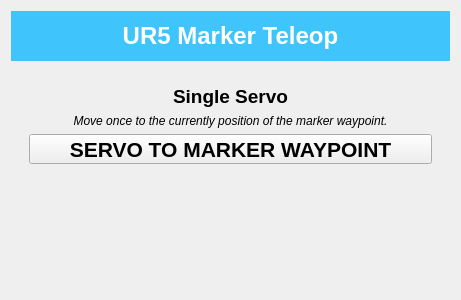
Old version of the form simple_ur_driver/ui/marker_teleop.ui in the repository futureneer/simple_ur.
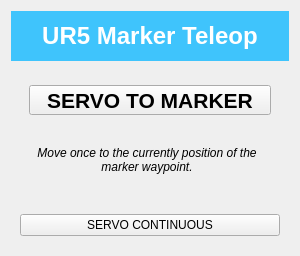
New version of the form.

```diff
--- a/simple_ur_driver/ui/marker_teleop.ui
+++ b/simple_ur_driver/ui/marker_teleop.ui
@@ -6,14 +6,14 @@
    <rect>
     <x>0</x>
     <y>0</y>
-    <width>461</width>
-    <height>300</height>
+    <width>300</width>
+    <height>256</height>
    </rect>
   </property>
   <property name="minimumSize">
    <size>
-    <width>420</width>
-    <height>300</height>
+    <width>300</width>
+    <height>0</height>
    </size>
   </property>
   <property name="windowTitle">
@@ -58,7 +58,7 @@
       <item row="0" column="1">
        <widget class="QWidget" name="widget_5" native="true">
         <layout class="QGridLayout" name="gridLayout_3">
-         <item row="3" column="0" colspan="2">
+         <item row="2" column="0" colspan="2">
           <widget class="QPushButton" name="servo_to_btn">
            <property name="minimumSize">
             <size>
@@ -86,41 +86,11 @@
             </font>
            </property>
            <property name="text">
-            <string>SERVO TO MARKER WAYPOINT</string>
+            <string>SERVO TO MARKER</string>
            </property>
           </widget>
          </item>
-         <item row="1" column="0" colspan="2">
-          <widget class="QLabel" name="label_2">
-           <property name="font">
-            <font>
-             <pointsize>14</pointsize>
-             <weight>75</weight>
-             <bold>true</bold>
-            </font>
-           </property>
-           <property name="text">
-            <string>Single Servo</string>
-           </property>
-           <property name="alignment">
-            <set>Qt::AlignCenter</set>
-           </property>
-          </widget>
-         </item>
-         <item row="5" column="0">
-          <spacer name="verticalSpacer">
-           <property name="orientation">
-            <enum>Qt::Vertical</enum>
-           </property>
-           <property name="sizeHint" stdset="0">
-            <size>
-             <width>20</width>
-             <height>40</height>
-            </size>
-           </property>
-          </spacer>
-         </item>
-         <item row="2" column="0" colspan="2">
+         <item row="3" column="0">
           <widget class="QLabel" name="label_4">
            <property name="font">
             <font>
@@ -141,6 +111,13 @@
         </layout>
        </widget>
       </item>
+      <item row="1" column="1">
+       <widget class="QPushButton" name="servo_continuous_btn">
+        <property name="text">
+         <string>SERVO CONTINUOUS</string>
+        </property>
+       </widget>
+      </item>
      </layout>
     </widget>
    </item>
```
